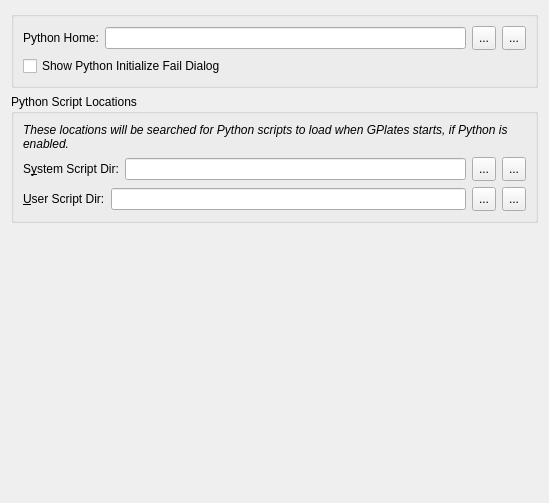
Qt form src/qt-widgets/PreferencesPanePythonUi.ui (GPlates/GPlates) before a commit.
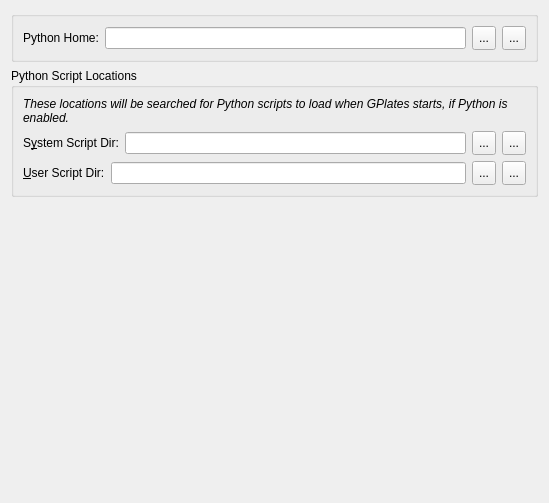
The same form after that commit. Icons and pictures are not drawn.

Commit message: (opengl3) If Python initialisation fails then show the troubleshooting dialog but do not startup GPlates (since GPlates now requires Python). Also remove option to hide dialog next time (since this dialog only happens on hard failure).

The edit to the form file:
```diff
--- a/src/qt-widgets/PreferencesPanePythonUi.ui
+++ b/src/qt-widgets/PreferencesPanePythonUi.ui
@@ -92,13 +92,6 @@
         </item>
        </layout>
       </item>
-      <item>
-       <widget class="QCheckBox" name="show_python_fail_dlg">
-        <property name="text">
-         <string>Show Python Initialize Fail Dialog</string>
-        </property>
-       </widget>
-      </item>
      </layout>
     </widget>
    </item>
```
The commit also changes 7 other files.
